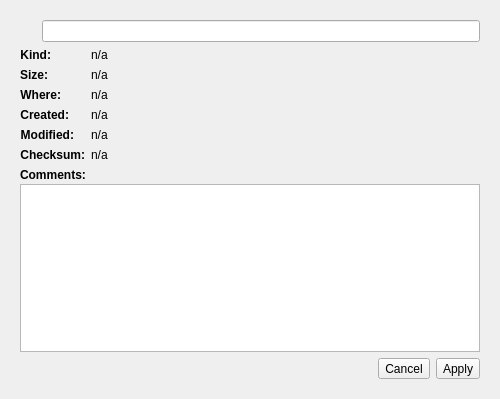
The window that qw_client/QwcFileBrowserWidget.ui (pcjpnet/qwired-suite) describes before a commit, drawn with Qt 5.
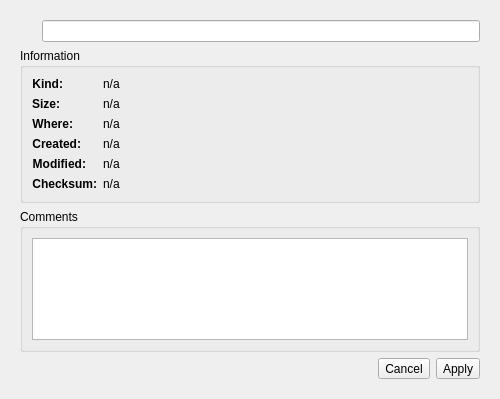
The same window after the commit. Icons and pictures are not drawn.

Commit message: Improved file browser widget.

```diff
--- a/qw_client/QwcFileBrowserWidget.ui
+++ b/qw_client/QwcFileBrowserWidget.ui
@@ -392,9 +392,21 @@
         </layout>
        </item>
        <item>
+        <widget class="QGroupBox" name="groupBox_2">
+         <property name="title">
+          <string>Information</string>
+         </property>
+         <layout class="QGridLayout" name="gridLayout_3">
+          <item row="0" column="0">
         <layout class="QFormLayout" name="formLayout">
          <item row="0" column="0">
           <widget class="QLabel" name="label_2">
+              <property name="sizePolicy">
+               <sizepolicy hsizetype="MinimumExpanding" vsizetype="Preferred">
+                <horstretch>0</horstretch>
+                <verstretch>0</verstretch>
+               </sizepolicy>
+              </property>
            <property name="font">
             <font>
              <weight>75</weight>
@@ -427,6 +439,12 @@
          </item>
          <item row="1" column="0">
           <widget class="QLabel" name="label_3">
+              <property name="sizePolicy">
+               <sizepolicy hsizetype="MinimumExpanding" vsizetype="Preferred">
+                <horstretch>0</horstretch>
+                <verstretch>0</verstretch>
+               </sizepolicy>
+              </property>
            <property name="font">
             <font>
              <weight>75</weight>
@@ -459,6 +477,12 @@
          </item>
          <item row="2" column="0">
           <widget class="QLabel" name="label_4">
+              <property name="sizePolicy">
+               <sizepolicy hsizetype="MinimumExpanding" vsizetype="Preferred">
+                <horstretch>0</horstretch>
+                <verstretch>0</verstretch>
+               </sizepolicy>
+              </property>
            <property name="font">
             <font>
              <weight>75</weight>
@@ -491,6 +515,12 @@
          </item>
          <item row="3" column="0">
           <widget class="QLabel" name="label_5">
+              <property name="sizePolicy">
+               <sizepolicy hsizetype="MinimumExpanding" vsizetype="Preferred">
+                <horstretch>0</horstretch>
+                <verstretch>0</verstretch>
+               </sizepolicy>
+              </property>
            <property name="font">
             <font>
              <weight>75</weight>
@@ -523,6 +553,12 @@
          </item>
          <item row="4" column="0">
           <widget class="QLabel" name="label_6">
+              <property name="sizePolicy">
+               <sizepolicy hsizetype="MinimumExpanding" vsizetype="Preferred">
+                <horstretch>0</horstretch>
+                <verstretch>0</verstretch>
+               </sizepolicy>
+              </property>
            <property name="font">
             <font>
              <weight>75</weight>
@@ -555,6 +591,12 @@
          </item>
          <item row="5" column="0">
           <widget class="QLabel" name="label_7">
+              <property name="sizePolicy">
+               <sizepolicy hsizetype="MinimumExpanding" vsizetype="Preferred">
+                <horstretch>0</horstretch>
+                <verstretch>0</verstretch>
+               </sizepolicy>
+              </property>
            <property name="font">
             <font>
              <weight>75</weight>
@@ -587,28 +629,20 @@
          </item>
         </layout>
        </item>
-       <item>
-        <layout class="QVBoxLayout" name="_4">
-         <property name="spacing">
-          <number>2</number>
-         </property>
-         <item>
-          <widget class="QLabel" name="label_8">
-           <property name="font">
-            <font>
-             <weight>75</weight>
-             <bold>true</bold>
-            </font>
-           </property>
-           <property name="text">
-            <string>Comments:</string>
-           </property>
+         </layout>
           </widget>
          </item>
          <item>
+        <widget class="QGroupBox" name="groupBox">
+         <property name="title">
+          <string>Comments</string>
+         </property>
+         <layout class="QGridLayout" name="gridLayout_2">
+          <item row="0" column="0">
           <widget class="QTextEdit" name="infoComment"/>
          </item>
         </layout>
+        </widget>
        </item>
        <item>
         <layout class="QHBoxLayout" name="horizontalLayout">
```
Left out of the diff: 18 changed lines with no effect on the pictures. Lines whose indentation alone changed are shown as unchanged. The commit also changes 1 other file.
